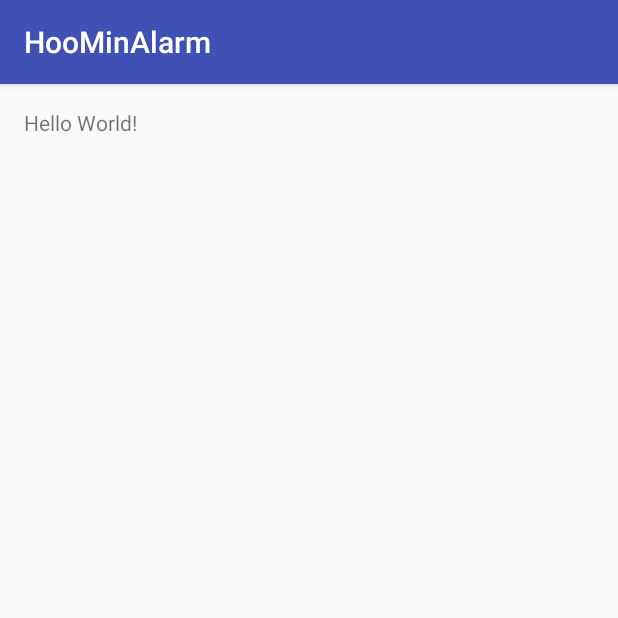
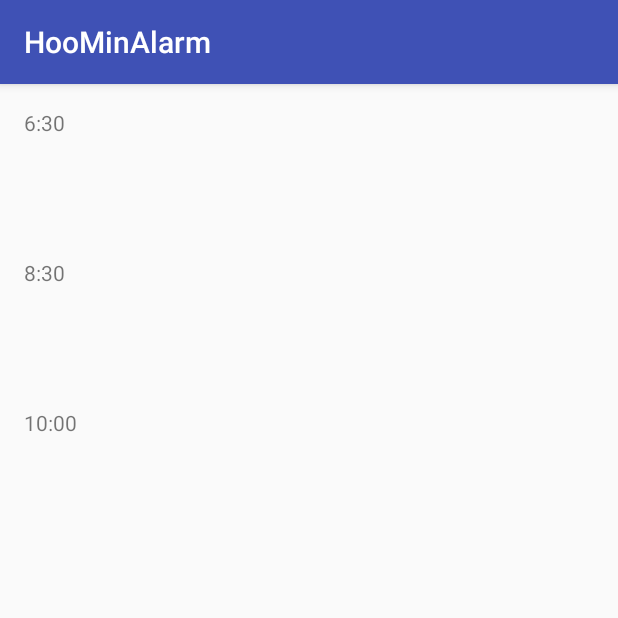
Before and after one commit to lhm7877/HooMinAlarm, an Android app: the screen it shows after launch (MainActivity), on a phone screen of 412 x 824 dp, the top half of it. Run offline under Robolectric (Android 15) with nearby library versions, the phone set to English and light mode, and no system bars.

Commit message:
RecyclerView 기본 완성

```diff
--- a/app/build.gradle
+++ b/app/build.gradle
@@ -26,4 +26,5 @@ dependencies {
     })
     compile 'com.android.support:appcompat-v7:25.1.0'
     testCompile 'junit:junit:4.12'
+    compile 'com.android.support:recyclerview-v7:25.1.0'
 }
--- a/app/src/main/java/com/hoomin/hoominalarm/MainActivity.java
+++ b/app/src/main/java/com/hoomin/hoominalarm/MainActivity.java
@@ -4,14 +4,37 @@ import android.app.AlarmManager;
 import android.content.Context;
 import android.support.v7.app.AppCompatActivity;
 import android.os.Bundle;
+import android.support.v7.widget.LinearLayoutManager;
+import android.support.v7.widget.RecyclerView;
+
+import java.util.ArrayList;
 
 public class MainActivity extends AppCompatActivity {
+    private RecyclerView rv_main;
+    private RecyclerView.Adapter rv_adapter;
+    private RecyclerView.LayoutManager rv_layoutManager;
+    private ArrayList<RVData> rvDatas;
 
     @Override
     protected void onCreate(Bundle savedInstanceState) {
         super.onCreate(savedInstanceState);
         setContentView(R.layout.activity_main);
-        AlarmManager manager = (AlarmManager) getSystemService(Context.ALARM_SERVICE);
-        manager.setExactAndAllowWhileIdle();
+
+        rv_main = (RecyclerView)findViewById(R.id.rv_main);
+
+        //TODO: setHasFixedSize 이유?
+        rv_main.setHasFixedSize(true);
+
+        //Linearlayout을 사용한다.
+        rv_layoutManager = new LinearLayoutManager(this);
+        rv_main.setLayoutManager(rv_layoutManager);
+
+        rvDatas = new ArrayList<>();
+        rv_adapter = new RVAdapter(rvDatas);
+        rv_main.setAdapter(rv_adapter);
+
+        rvDatas.add(new RVData("6:30"));
+        rvDatas.add(new RVData("8:30"));
+        rvDatas.add(new RVData("10:00"));
     }
 }
--- /dev/null
+++ b/app/src/main/java/com/hoomin/hoominalarm/RVAdapter.java
@@ -0,0 +1,56 @@
+package com.hoomin.hoominalarm;
+
+
+import android.support.v7.widget.RecyclerView;
+import android.view.LayoutInflater;
+import android.view.View;
+import android.view.ViewGroup;
+import android.widget.TextView;
+
+import java.util.ArrayList;
+
+/**
+ * Created by Hooo on 2017-01-25.
+ */
+
+public class RVAdapter extends RecyclerView.Adapter<RVAdapter.ListItemViewHolder> {
+    private ArrayList<RVData> rvDatas;
+
+    public RVAdapter(ArrayList<RVData> rvDatas) {
+        this.rvDatas = rvDatas;
+    }
+
+    @Override
+    public ListItemViewHolder onCreateViewHolder(ViewGroup parent, int viewType) {
+        //TODO: 왜 fasle?
+        View view = LayoutInflater.from(parent.getContext()).inflate(R.layout.item_rv_main,parent,false);
+        ListItemViewHolder viewHolder = new ListItemViewHolder(view);
+        return viewHolder;
+    }
+
+    @Override
+    public void onBindViewHolder(ListItemViewHolder holder, int position) {
+        holder.tv_time.setText(rvDatas.get(position).textTime);
+    }
+
+    @Override
+    public int getItemCount() {
+        return rvDatas.size();
+    }
+
+    public static class ListItemViewHolder extends RecyclerView.ViewHolder{
+        public TextView tv_time;
+        public ListItemViewHolder(View itemView) {
+            super(itemView);
+            tv_time = (TextView)itemView.findViewById(R.id.tv_time);
+        }
+    }
+}
+
+class RVData{
+    public String textTime;
+
+    public RVData(String textTime) {
+        this.textTime = textTime;
+    }
+}
--- a/app/src/main/res/layout/activity_main.xml
+++ b/app/src/main/res/layout/activity_main.xml
@@ -1,5 +1,5 @@
 <?xml version="1.0" encoding="utf-8"?>
-<RelativeLayout xmlns:android="http://schemas.android.com/apk/res/android"
+<LinearLayout xmlns:android="http://schemas.android.com/apk/res/android"
     xmlns:tools="http://schemas.android.com/tools"
     android:id="@+id/activity_main"
     android:layout_width="match_parent"
@@ -10,8 +10,10 @@
     android:paddingTop="@dimen/activity_vertical_margin"
     tools:context="com.hoomin.hoominalarm.MainActivity">
 
-    <TextView
-        android:layout_width="wrap_content"
-        android:layout_height="wrap_content"
-        android:text="Hello World!" />
-</RelativeLayout>
+    <android.support.v7.widget.RecyclerView
+        android:id="@+id/rv_main"
+        android:layout_width="match_parent"
+        android:layout_height="match_parent" >
+
+    </android.support.v7.widget.RecyclerView>
+</LinearLayout>
--- /dev/null
+++ b/app/src/main/res/layout/item_rv_main.xml
@@ -0,0 +1,9 @@
+<?xml version="1.0" encoding="utf-8"?>
+<LinearLayout xmlns:android="http://schemas.android.com/apk/res/android"
+    android:orientation="vertical" android:layout_width="match_parent"
+    android:layout_height="100dp">
+    <TextView
+        android:id="@+id/tv_time"
+        android:layout_width="wrap_content"
+        android:layout_height="wrap_content"/>
+</LinearLayout>
```
